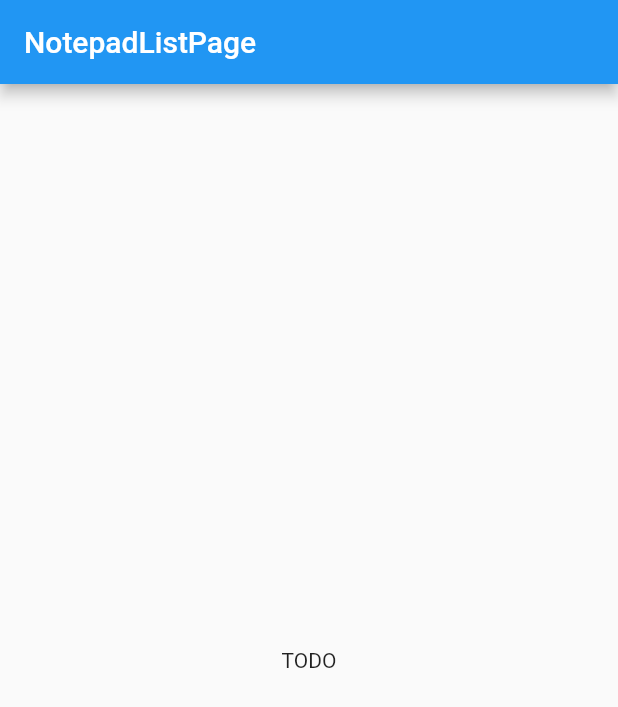
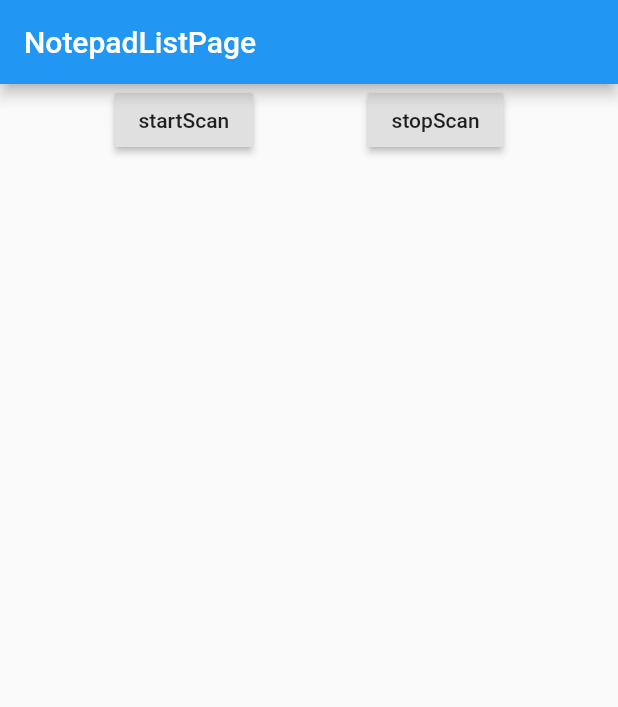
Before and after one commit to woodemi/notepad-core-flutter, a Flutter app: the screen it shows after launch, on a phone screen of 412 x 824 dp. Shown: the top 707 px of the screen. Run offline on Flutter 3.47's test engine with Material 2 defaults, Android fonts, the phone set to English and light mode, and no system bars.

Commit message:
Add `startScan` & `stopScan`
Signed-off-by: wangkun <wangkun@woodemi.com>

```diff
--- a/example/lib/NotepadListPage.dart
+++ b/example/lib/NotepadListPage.dart
@@ -1,4 +1,6 @@
+import 'package:flutter/cupertino.dart';
 import 'package:flutter/material.dart';
+import 'package:notepad_core/notepad_core.dart' as NotepadCore;
 
 class NotepadListPage extends StatelessWidget {
   @override
@@ -7,8 +9,22 @@ class NotepadListPage extends StatelessWidget {
       appBar: AppBar(
         title: Text('NotepadListPage'),
       ),
-      body: Center(
-        child: Text('TODO'),
+      body: Column(
+        children: <Widget>[
+          Row(
+            mainAxisAlignment: MainAxisAlignment.spaceEvenly,
+            children: <Widget>[
+              RaisedButton(
+                child: Text('startScan'),
+                onPressed: () => NotepadCore.startScan(),
+              ),
+              RaisedButton(
+                child: Text('stopScan'),
+                onPressed: () => NotepadCore.stopScan(),
+              ),
+            ],
+          ),
+        ],
       ),
     );
   }
--- /dev/null
+++ b/lib/notepad_core.dart
@@ -0,0 +1,15 @@
+import 'package:flutter/services.dart';
+
+const _method = const MethodChannel('notepad_core/method');
+
+void startScan() {
+  _method
+      .invokeMethod('startScan')
+      .then((_) => print('startScan invokeMethod success'));
+}
+
+void stopScan() {
+  _method
+      .invokeMethod('stopScan')
+      .then((_) => print('stopScan invokeMethod success'));
+}
```
